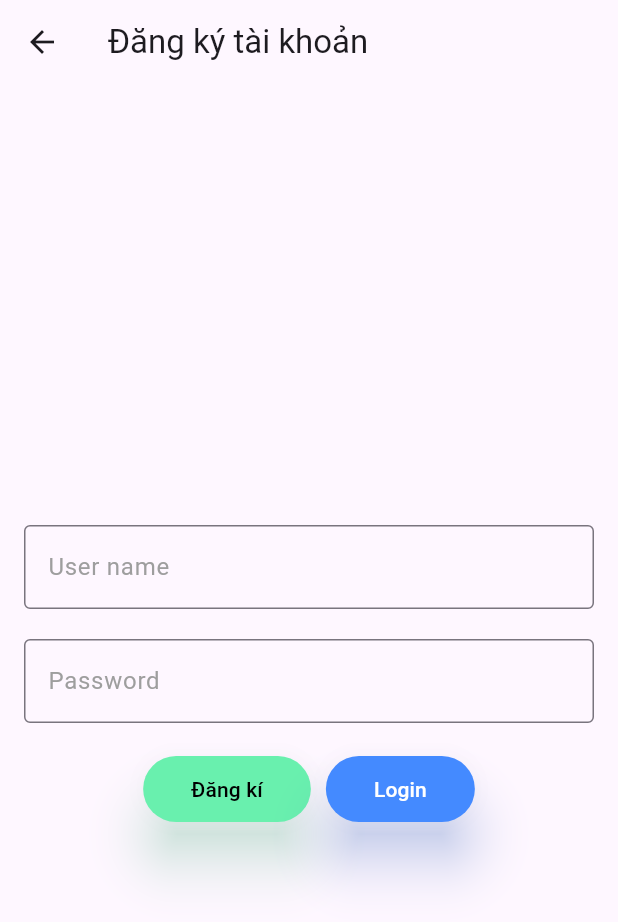
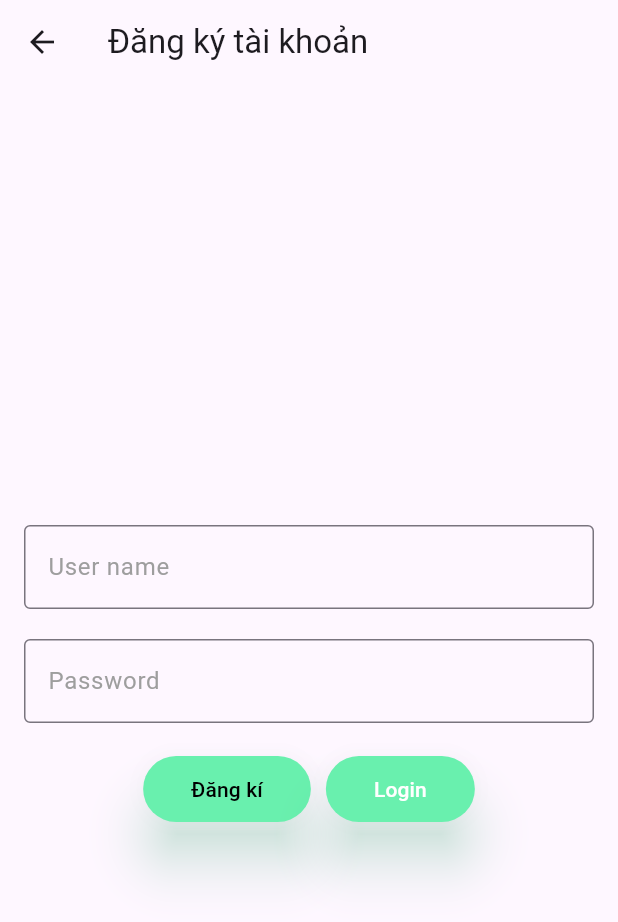
Before and after one commit to TranViet02/authentication, a Flutter app: the screen it shows after launch, after a tap on "Bạn không có tài khoản? Đăng ký", on a phone screen of 412 x 824 dp. Shown: the top 922 px of the screen. Run offline on Flutter 3.47's test engine with Material 3 defaults, Android fonts, the light colour scheme and no system bars; our stand-ins replace auto_route, flutter_bloc, shared_preferences.

Commit message:
update code

```diff
--- a/lib/base/auth_state.dart
+++ b/lib/base/auth_state.dart
@@ -43,8 +43,9 @@ class AuthState {
 
    AuthState copyWith({
     bool? isLoading,
+    String? errorMessage,
     bool? isSuccess,
-    String? errorMessage,
+
   }) {
     return AuthState(
       isLoading: isLoading ?? this.isLoading,
--- a/lib/home/home_cubit.dart
+++ b/lib/home/home_cubit.dart
@@ -3,7 +3,7 @@ import 'package:authendication_app/home/home_state.dart';
 import 'package:flutter_bloc/flutter_bloc.dart';
 
 class HomeCubit extends Cubit<HomeState> {
-  HomeCubit() : super(HomeState(remainingTime: const Duration(minutes: 10), isRunning: false));
+  HomeCubit() : super(HomeState(remainingTime: const Duration(minutes: 20), isRunning: false));
 
   Timer? _timer;
 
@@ -16,7 +16,8 @@ class HomeCubit extends Cubit<HomeState> {
         emit(state.copyWith(
           remainingTime: state.remainingTime - const Duration(seconds: 1),
         ));
-      } else {
+      }
+      else {
         stop();
       }
     });
--- a/lib/home/home_page.dart
+++ b/lib/home/home_page.dart
@@ -1,8 +1,10 @@
 import 'package:authendication_app/home/home_cubit.dart';
 import 'package:authendication_app/home/home_state.dart';
+import 'package:auto_route/auto_route.dart';
 import 'package:flutter/material.dart';
 import 'package:flutter_bloc/flutter_bloc.dart';
 
+@RoutePage()
 class HomePage extends StatelessWidget {
   @override
   Widget build(BuildContext context) {
@@ -47,7 +49,7 @@ class HomePage extends StatelessWidget {
                         context.read<HomeCubit>().start();
                       }
                     },
-                    child: Text(state.isRunning ? "Stop" : "Start"),
+                    child: Text(state.isRunning ? "Dừng lại" : "Bắt đầu"),
                   );
                 },
               ),
--- a/lib/home/home_state.dart
+++ b/lib/home/home_state.dart
@@ -8,8 +8,8 @@ class HomeState {
   });
 
   HomeState copyWith({
+    bool? isRunning,
     Duration? remainingTime,
-    bool? isRunning,
   }) {
     return HomeState(
       remainingTime: remainingTime ?? this.remainingTime,
--- a/lib/login/login_page.dart
+++ b/lib/login/login_page.dart
@@ -2,10 +2,12 @@ import 'package:authendication_app/base/auth_cubit.dart';
 import 'package:authendication_app/base/auth_state.dart';
 import 'package:authendication_app/home/home_page.dart';
 import 'package:authendication_app/register/register_page.dart';
+import 'package:authendication_app/routes/app_router.dart';
 import 'package:auto_route/auto_route.dart';
 import 'package:flutter/material.dart';
 import 'package:flutter_bloc/flutter_bloc.dart';
 
+@RoutePage()
 class LoginPage extends StatelessWidget {
   @override
   Widget build(BuildContext context) {
@@ -70,10 +72,7 @@ class LoginPage extends StatelessWidget {
                   ScaffoldMessenger.of(context).showSnackBar(
                     const SnackBar(content: Text("Đăng nhập thành công!!")),
                   );
-                  Navigator.pushReplacement(
-                    context,
-                    MaterialPageRoute(builder: (context) => HomePage()),
-                  );
+                  AutoRouter.of(context).push(const HomeRoute());
                 }
                 if (state.errorMessage.isNotEmpty) {
                   ScaffoldMessenger.of(context).showSnackBar(
@@ -92,13 +91,13 @@ class LoginPage extends StatelessWidget {
                   style: ElevatedButton.styleFrom(
                     padding: const EdgeInsets.symmetric(
                         horizontal: 32, vertical: 12),
-                    backgroundColor: Colors.blueAccent,
+                    backgroundColor: Colors.greenAccent,
                     foregroundColor: Colors.white,
                     shape: RoundedRectangleBorder(
                       borderRadius: BorderRadius.circular(30),
                     ),
                     elevation: 15,
-                    shadowColor: Colors.blueAccent.withOpacity(0.5),
+                    shadowColor: Colors.green.withOpacity(0.5),
                   ),
                   child: const Text(
                     "Đăng nhập",
@@ -113,10 +112,7 @@ class LoginPage extends StatelessWidget {
             const SizedBox(height: 20),
             TextButton(
               onPressed: () {
-                Navigator.push(
-                  context,
-                  MaterialPageRoute(builder: (context) => RegisterPage()),
-                );
+               AutoRouter.of(context).push(const RegisterRoute());
               },
               child: const Text(
                 "Bạn không có tài khoản? Đăng ký",
--- a/lib/main.dart
+++ b/lib/main.dart
@@ -1,9 +1,13 @@
 import 'package:authendication_app/base/auth_cubit.dart';
-import 'package:authendication_app/login/login_page.dart';
+import 'package:authendication_app/routes/app_router.dart';
 import 'package:flutter/material.dart';
 import 'package:flutter_bloc/flutter_bloc.dart';
+import 'package:shared_preferences/shared_preferences.dart';
 
-void main() {
+void main() async {
+  WidgetsFlutterBinding.ensureInitialized();
+  final prefs = await SharedPreferences.getInstance();
+  final isLoggedIn = prefs.getBool('isLoggedIn') ?? false;
   runApp(
     BlocProvider(
       create: (context) => AuthCubit(),
@@ -14,13 +18,12 @@ void main() {
 
 class MyApp extends StatelessWidget {
   const MyApp({super.key});
-
   @override
   Widget build(BuildContext context) {
-    return MaterialApp(
+    AppRouter appRouter = AppRouter();
+    return MaterialApp.router(
       debugShowCheckedModeBanner: false,
-      title: 'Flutter Login',
-      home: LoginPage(),
+      routerConfig: appRouter.config(),
     );
   }
 }
--- a/lib/register/register_page.dart
+++ b/lib/register/register_page.dart
@@ -1,11 +1,12 @@
 import 'package:authendication_app/base/auth_cubit.dart';
 import 'package:authendication_app/base/auth_state.dart';
 import 'package:authendication_app/login/login_page.dart';
+import 'package:authendication_app/routes/app_router.dart';
 import 'package:auto_route/auto_route.dart';
 import 'package:flutter/material.dart';
 import 'package:flutter_bloc/flutter_bloc.dart';
 
-// @RoutePage()
+@RoutePage()
 class RegisterPage extends StatelessWidget {
 
   @override
@@ -93,16 +94,16 @@ class RegisterPage extends StatelessWidget {
                     ElevatedButton(
                         style: ElevatedButton.styleFrom(
                           padding: const EdgeInsets.symmetric(horizontal: 32, vertical: 12),
-                          backgroundColor: Colors.blueAccent,
+                          backgroundColor: Colors.greenAccent,
                           foregroundColor: Colors.white,
                           shape: RoundedRectangleBorder(
                             borderRadius: BorderRadius.circular(30),
                           ),
                           elevation: 15,
-                          shadowColor: Colors.blueAccent.withOpacity(0.5),
+                          shadowColor: Colors.greenAccent.withOpacity(0.5),
                         ),
                       onPressed: () {
-                        Navigator.push(context, MaterialPageRoute(builder: (context) => LoginPage()));
+                        AutoRouter.of(context).push(const LoginRoute());
                       },
                         child: const Text("Login"),
                       ),
--- /dev/null
+++ b/lib/routes/app_router.dart
@@ -0,0 +1,16 @@
+import 'package:authendication_app/home/home_page.dart';
+import 'package:authendication_app/login/login_page.dart';
+import 'package:authendication_app/register/register_page.dart';
+import 'package:auto_route/auto_route.dart';
+
+part 'app_router.gr.dart';
+
+@AutoRouterConfig()
+class AppRouter extends _$AppRouter {
+  @override
+  List<AutoRoute> get routes => [
+        AutoRoute(page: LoginRoute.page, path: '/login', initial: true),
+        AutoRoute(page: RegisterRoute.page, path: '/register'),
+        AutoRoute(page: HomeRoute.page,path: '/home',),
+      ];
+}
--- a/pubspec.yaml
+++ b/pubspec.yaml
@@ -35,8 +35,7 @@ dependencies:
   # The following adds the Cupertino Icons font to your application.
   # Use with the CupertinoIcons class for iOS style icons.
   cupertino_icons: ^1.0.8
-  auto_route: ^9.3.0+1
-  auto_route_generator: ^9.0.0
+  auto_route: ^7.2.0
 
 dev_dependencies:
   flutter_test:
@@ -53,6 +52,7 @@ dev_dependencies:
   fluttertoast: ^8.2.10
   freezed: ^2.5.7
   freezed_annotation: ^2.4.4
+  auto_route_generator: ^7.1.1
   build_runner: ^2.4.13
 
 # For information on the generic Dart part of this file, see the
```
Also changed, not shown: lib/app_router.dart (deleted, +0 -9 lines), lib/base/auth_cubit.dart (+11 -10 lines), lib/base/account.dart (renamed from lib/account.dart), lib/routes/app_router.gr.dart (added), pubspec.lock.
